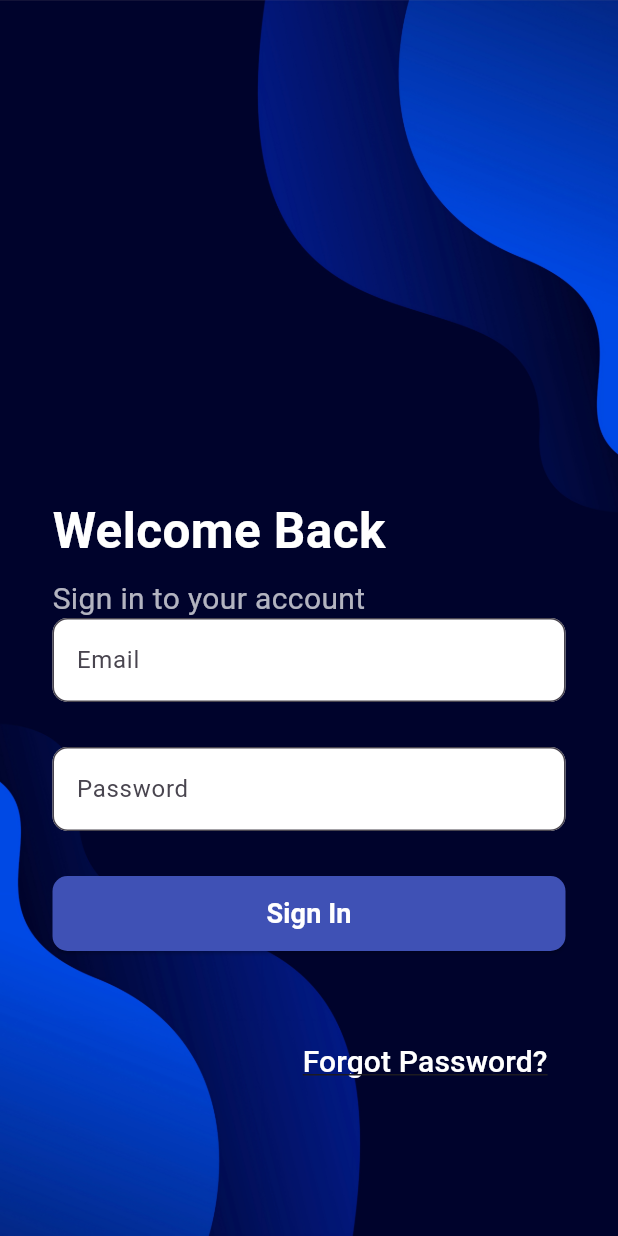
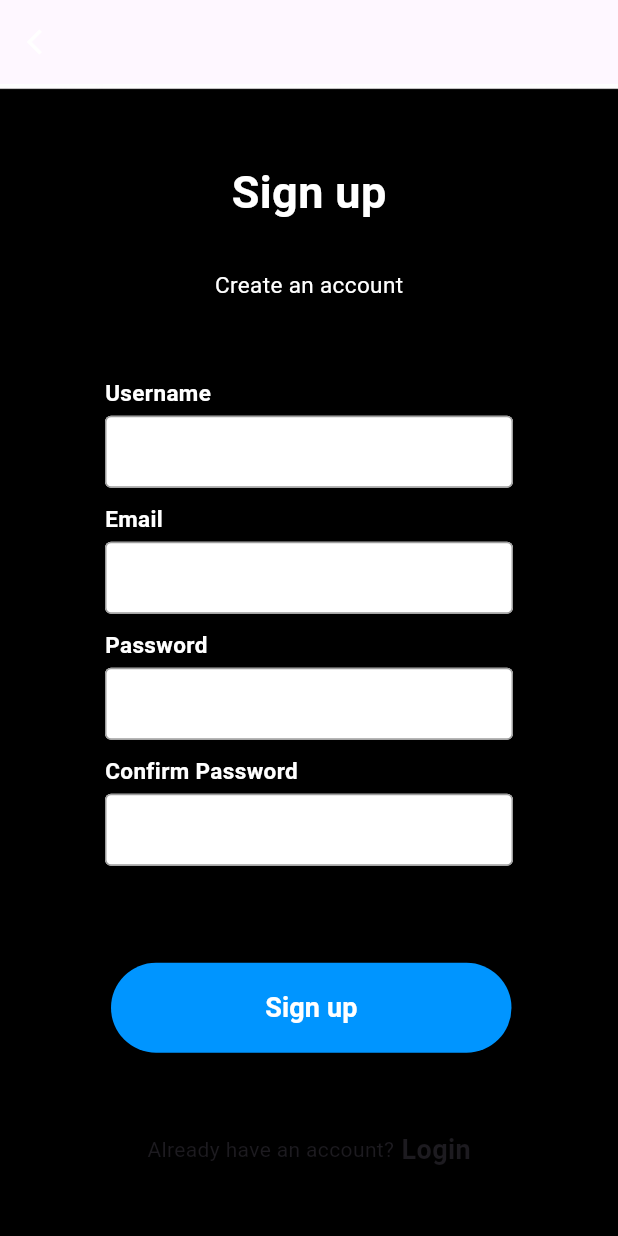
Before and after one commit to TasinChowdhury/metro_go, a Flutter app: the screen it shows after launch, on a phone screen of 412 x 824 dp. Run offline on Flutter 3.47's test engine with Material 3 defaults, Android fonts, the light colour scheme and no system bars.

Commit message:
SignUp Screen

```diff
--- /dev/null
+++ b/lib/SignUp.dart
@@ -0,0 +1,175 @@
+
+  import 'package:flutter/material.dart';
+
+  class SignupPage extends StatelessWidget {
+  @override
+  Widget build(BuildContext context) {
+  return Scaffold(
+
+  resizeToAvoidBottomInset: true,
+  appBar: AppBar(
+
+
+  leading: IconButton(
+  onPressed: () {
+  Navigator.pop(context);
+  },
+  icon: Icon(Icons.arrow_back_ios,
+  size: 20,
+  color: Colors.white,),
+
+
+  ),
+  ),
+  body: SingleChildScrollView(
+  child: Container(
+  padding: EdgeInsets.symmetric(horizontal: 70),
+  height: MediaQuery.of(context).size.height - 50,
+  width: double.infinity,
+    decoration: BoxDecoration(
+      image: DecorationImage(
+        image: AssetImage('assets/bg1.jpeg'),
+        fit: BoxFit.cover,
+      ),
+    ),
+
+  child: Column(
+  mainAxisAlignment: MainAxisAlignment.spaceEvenly,
+  children: <Widget>[
+  Column(
+  children: <Widget>[
+  Text("Sign up",
+  style: TextStyle(
+  fontSize: 30,
+    color:Colors.white,
+
+  fontWeight: FontWeight.bold,
+
+  ),),
+  SizedBox(height: 30,),
+  Text("Create an account",
+  style: TextStyle(
+  fontSize: 15,
+  color:Colors.white),)
+
+
+  ],
+  ),
+  Column(
+  children: <Widget>[
+  inputFile(label: "Username"),
+  inputFile(label: "Email"),
+  inputFile(label: "Password", obscureText: true),
+  inputFile(label: "Confirm Password ", obscureText: true),
+  ],
+  ),
+  Container(
+  padding: EdgeInsets.only(top: 3, left: 3),
+  decoration:
+  BoxDecoration(
+  borderRadius: BorderRadius.circular(50),
+  border: Border(
+  bottom: BorderSide(color: Colors.black),
+  top: BorderSide(color: Colors.black),
+  left: BorderSide(color: Colors.black),
+  right: BorderSide(color: Colors.black),
+
+
+
+  )
+
+  ),
+  child: MaterialButton(
+  minWidth: double.infinity,
+  height: 60,
+  onPressed: () {},
+  color: Color(0xff0095FF),
+  elevation: 0,
+  shape: RoundedRectangleBorder(
+  borderRadius: BorderRadius.circular(50),
+
+  ),
+  child: Text(
+  "Sign up", style: TextStyle(
+  fontWeight: FontWeight.bold,
+  fontSize: 18,
+  color: Colors.white,
+
+  ),
+  ),
+
+  ),
+
+
+
+  ),
+  Row(
+  mainAxisAlignment: MainAxisAlignment.center,
+  children: <Widget>[
+  Text("Already have an account?"),
+  Text(" Login", style:TextStyle(
+  fontWeight: FontWeight.bold,
+  fontSize: 18
+  ),
+  )
+  ],
+  )
+
+
+
+  ],
+
+  ),
+
+
+  ),
+
+  ),
+
+  );
+  }
+  }
+
+
+
+
+  Widget inputFile({label, obscureText = false})
+  {
+  return Column(
+  crossAxisAlignment: CrossAxisAlignment.start,
+  children: <Widget>[
+  Text(
+  label,
+  style: TextStyle(
+  fontSize: 15,
+  fontWeight: FontWeight.bold,
+  color:Colors.white
+  ),
+
+  ),
+  SizedBox(
+  height: 5,
+  ),
+  TextField(
+  obscureText: obscureText,
+  decoration: InputDecoration(
+    filled:true,
+  fillColor: Colors.white,
+
+  contentPadding: EdgeInsets.symmetric(vertical: 0,
+  horizontal: 10),
+  enabledBorder: OutlineInputBorder(
+  borderSide: BorderSide(
+  color: Colors.grey
+  ),
+
+  ),
+  border: OutlineInputBorder(
+  borderSide: BorderSide(color: Colors.grey)
+  )
+  ),
+  ),
+  SizedBox(height: 10,)
+  ],
+  );
+  }
--- a/lib/main.dart
+++ b/lib/main.dart
@@ -1,10 +1,20 @@
 import 'package:flutter/material.dart';
-import 'package:metrogo/signin_screen.dart';
+//import 'package:metrogo/signin_screen.dart';
+import 'package:metrogo/SignUp.dart';
+
+
+
 
 void main() {
   runApp(MaterialApp(
     debugShowCheckedModeBanner: false,
-    initialRoute: 'signin_screen',
-    routes: {'signin_screen':(context)=> SigninScreen()},
+    //initialRoute: 'signin_screen',
+    initialRoute: 'SignUp',
+
+    routes: {//'signin_screen':(context)=> SigninScreen(),
+      'SignUp': (context) => SignupPage(),
+
+
+    },
   ));
 }
```
Also changed, not shown: assets/bg1.jpeg (added).
